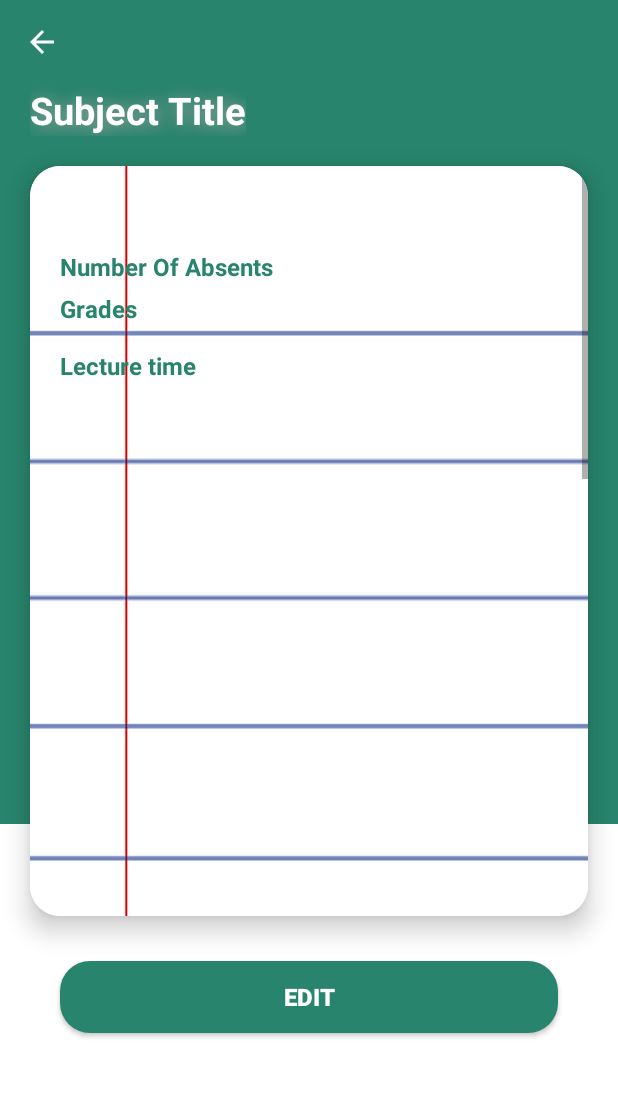
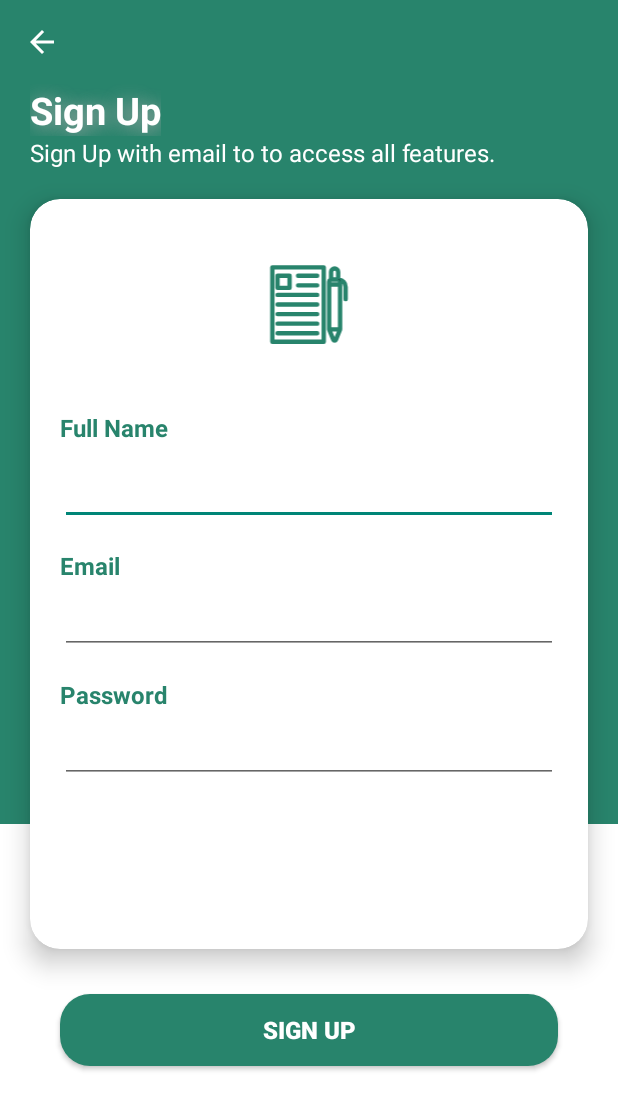
Before and after one commit to Subject-Planner/Subject-Planner-App, an Android app: the SignupActivity screen opened directly, with no data from a screen before it, on a phone screen of 412 x 824 dp. Shown: the top 1110 px of the screen. Run offline under Robolectric (Android 15) with nearby library versions, the phone set to English and light mode, and no system bars.

Commit message:
subject-details-demo

```diff
--- a/app/src/main/res/layout/activity_signup.xml
+++ b/app/src/main/res/layout/activity_signup.xml
@@ -37,7 +37,7 @@
         <TextView
             android:layout_width="wrap_content"
             android:layout_height="wrap_content"
-            android:text="Subject Title"
+            android:text="@string/sign_up"
             android:textColor="@color/white"
             android:textStyle="bold"
             android:textSize="25sp"
@@ -47,6 +47,15 @@
             android:shadowRadius="15"
             android:shadowColor="@android:color/darker_gray"
             />
+        <TextView
+            android:layout_width="wrap_content"
+            android:layout_height="wrap_content"
+            android:text="Sign Up with email to to access all features."
+            android:textColor="@color/white"
+            android:textStyle="normal"
+            android:textSize="16sp"
+            android:layout_marginStart="20sp"
+            tools:ignore="HardcodedText" />
 
         <androidx.cardview.widget.CardView
             android:layout_width="match_parent"
@@ -62,9 +71,23 @@
 
                     android:layout_width="match_parent"
                     android:layout_height="match_parent"
-                android:background="@drawable/note_background"
                     android:orientation="vertical"
+                    android:layout_gravity="center"
                     android:padding="20sp">
+
+                    <RelativeLayout
+                        android:layout_width="match_parent"
+                        android:layout_height="70sp"
+                        android:layout_marginTop="15sp">
+
+                        <ImageView
+                            android:layout_width="match_parent"
+                            android:layout_height="match_parent"
+                            android:src="@drawable/education_learning_19_svgrepo_com">
+
+                        </ImageView>
+
+                    </RelativeLayout>
 
                     <TextView
                         android:layout_width="match_parent"
@@ -73,28 +96,57 @@
                         android:paddingTop="20sp"
                         android:inputType="text"
                         android:minHeight="48dp"
-                    android:text="Number Of Absents"
+                        android:text="@string/full_name"
                         android:textColor="@color/buttonColor"
                         android:textSize="16sp"
                         android:textStyle="bold"
                         tools:ignore="TextViewEdits" />
 
+                    <EditText
+                        android:id="@+id/signUpFullNameEditText"
+                        android:layout_width="match_parent"
+                        android:layout_height="wrap_content"
+                        android:layout_marginBottom="16sp"
+                        android:inputType="text"
+                        android:minHeight="48dp"
+                        android:textSize="16sp"
+                        tools:ignore="LabelFor,VisualLintTextFieldSize,SpeakableTextPresentCheck" />
                     <TextView
                         android:layout_width="match_parent"
                         android:layout_height="wrap_content"
-                    android:text="Grades"
+                        android:text="@string/email"
                         android:textColor="@color/buttonColor"
                         android:textSize="16sp"
                         android:textStyle="bold"/>
+
+                    <EditText
+                        android:id="@+id/signUpEmailEditText"
+                        android:layout_width="match_parent"
+                        android:layout_height="wrap_content"
+                        android:autofillHints=""
+                        android:inputType="textEmailAddress"
+                        android:minHeight="48dp"
+                        android:textSize="16sp"
+                        tools:ignore="LabelFor,VisualLintTextFieldSize,SpeakableTextPresentCheck" />
 
                     <TextView
                         android:layout_width="match_parent"
                         android:layout_height="wrap_content"
                         android:layout_marginTop="16sp"
-                    android:text="Lecture time"
+                        android:text="@string/password"
                         android:textColor="@color/buttonColor"
                         android:textSize="16sp"
                         android:textStyle="bold"/>
+
+                    <EditText
+                        android:id="@+id/signUpPasswordEditText"
+                        android:layout_width="match_parent"
+                        android:layout_height="wrap_content"
+                        android:importantForAutofill="no"
+                        android:inputType="textPassword"
+                        android:minHeight="48dp"
+                        android:textSize="16sp"
+                        tools:ignore="VisualLintTextFieldSize,SpeakableTextPresentCheck" />
 
                 </LinearLayout>
             </ScrollView>
@@ -110,7 +162,7 @@
             android:layout_marginLeft="40sp"
             android:layout_marginRight="40sp"
             android:background="@drawable/button_background"
-            android:text="Edit"
+            android:text="@string/sign_up"
             android:textSize="16sp"
             android:textStyle="bold"
             android:textColor="@color/white"
```
Lines whose indentation alone changed are shown as unchanged.
